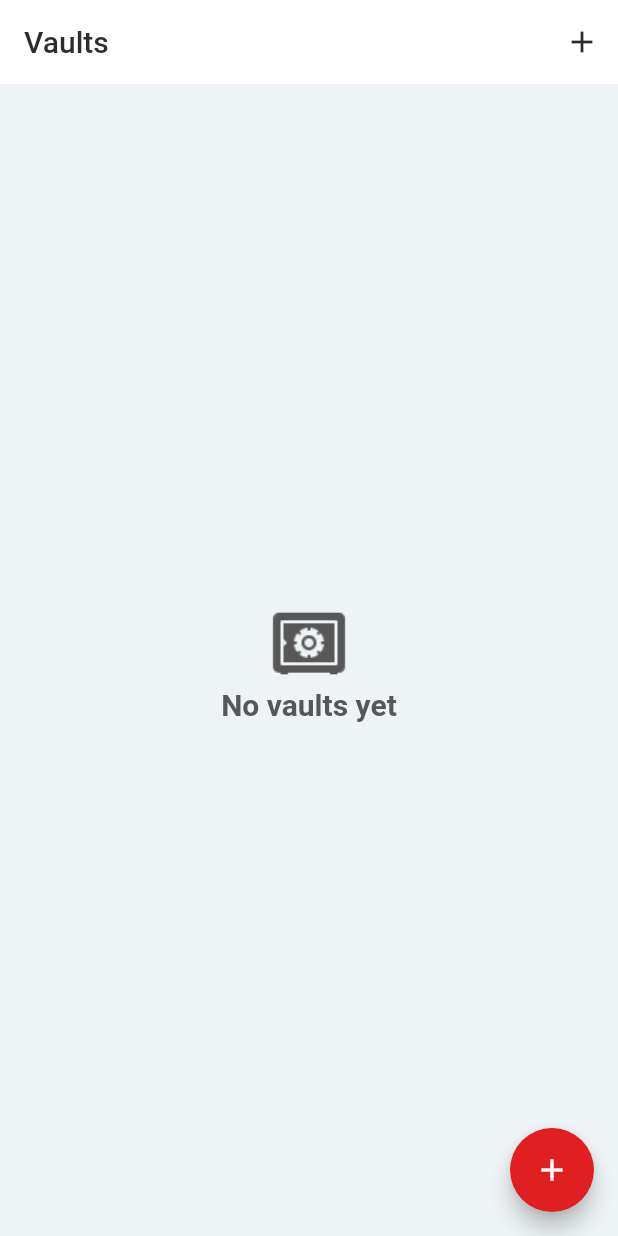
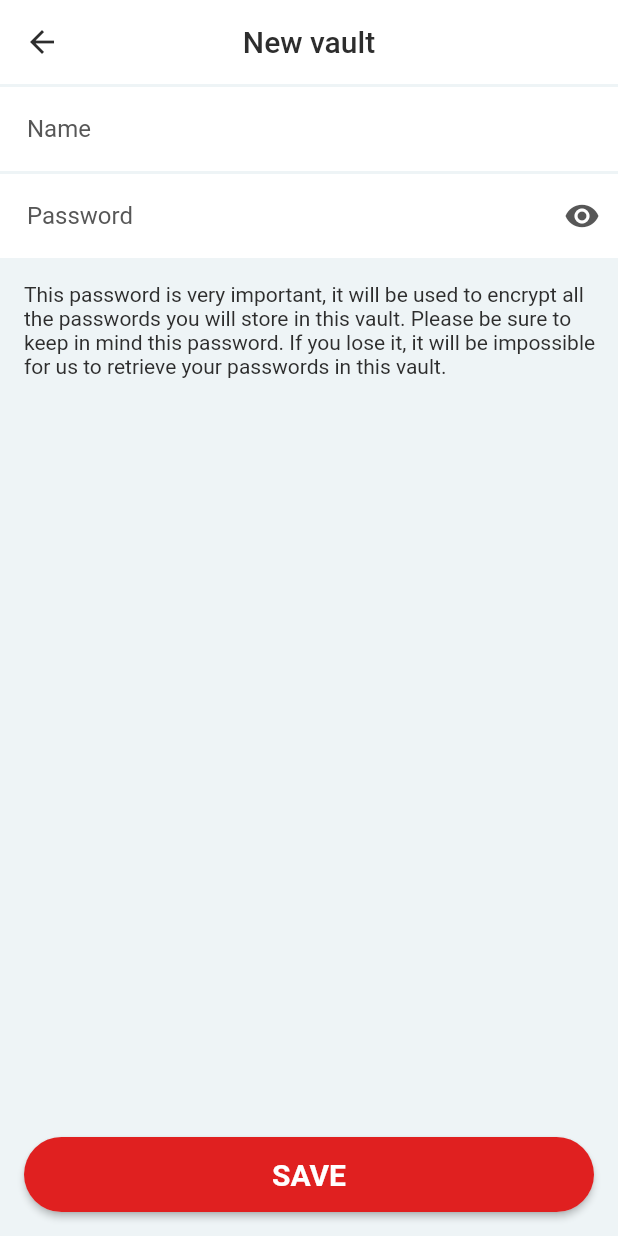
Before and after one commit to Appli-chic/chic_pass, a Flutter app: the screen it shows after launch, after a tap on the "add" icon, on a phone screen of 412 x 824 dp. Run offline on Flutter 3.47's test engine with Material 2 defaults, Android fonts, the phone set to English and light mode, and no system bars; our stand-ins replace flutter_secure_storage; missing offline and left inert: steel_crypt.

Commit message:
Create new vault screen.

```diff
--- a/assets/languages/localization_en.json
+++ b/assets/languages/localization_en.json
@@ -1,4 +1,9 @@
 {
   "vaults_title": "Vaults",
-  "empty_vaults": "No vaults yet"
+  "empty_vaults": "No vaults yet",
+  "new_vaults_title": "New vault",
+  "name": "Name",
+  "password": "Password",
+  "new_vaults_password_description": "This password is very important, it will be used to encrypt all the passwords you will store in this vault. Please be sure to keep in mind this password. If you lose it, it will be impossible for us to retrieve your passwords in this vault.",
+  "save": "SAVE"
 }
--- a/assets/languages/localization_fr.json
+++ b/assets/languages/localization_fr.json
@@ -1,4 +1,9 @@
 {
   "vaults_title": "Coffres",
-  "empty_vaults": "Aucun coffre éxistant"
+  "empty_vaults": "Aucun coffre éxistant",
+  "new_vaults_title": "Nouveau coffre",
+  "name": "Nom",
+  "password": "Mot de passe",
+  "new_vaults_password_description": "Ce mot de passe est très important, il sera utilisé pour encrypter les données de ce coffre. S'il vous plaît, gardez ce mot de passe à l'esprit. Si vous le perdez, il sera impossible pour nous de vous donner accès à vos mots de passe contenu dans ce coffre.",
+  "save": "SAVE"
 }
--- a/lib/main.dart
+++ b/lib/main.dart
@@ -1,4 +1,5 @@
 import 'package:chicpass/provider/theme_provider.dart';
+import 'package:chicpass/ui/screen/new_vault_screen.dart';
 import 'package:flutter/material.dart';
 import 'package:flutter_localizations/flutter_localizations.dart';
 import 'package:provider/provider.dart';
@@ -75,6 +76,7 @@ class _AppState extends State<App> {
         initialRoute: '/',
         routes: {
           '/': (context) => VaultScreen(),
+          '/new_vault': (context) => NewVaultScreen(),
         },
       ),
     );
--- /dev/null
+++ b/lib/ui/component/input.dart
@@ -0,0 +1,94 @@
+import 'package:chicpass/provider/theme_provider.dart';
+import 'package:flutter/material.dart';
+import 'package:provider/provider.dart';
+
+class Input extends StatefulWidget {
+  final bool obscureText;
+  final EdgeInsetsGeometry margin;
+  final String hint;
+  final IconData suffixIconData;
+  final TextEditingController textController;
+  final Function onSuffixIconClicked;
+  final TextInputAction textInputAction;
+  final TextInputType inputType;
+  final FocusNode focus;
+  final Function(String) onSubmitted;
+
+  Input({
+    this.margin,
+    this.focus,
+    @required this.hint,
+    this.obscureText = false,
+    this.suffixIconData,
+    this.textController,
+    this.onSuffixIconClicked,
+    this.textInputAction = TextInputAction.next,
+    this.inputType = TextInputType.text,
+    this.onSubmitted,
+  });
+
+  @override
+  _InputState createState() => _InputState();
+}
+
+class _InputState extends State<Input> {
+  ThemeProvider _themeProvider;
+
+  /// Displays a suffix icon in this text form unless there is no one
+  Widget _displaySuffixIcon() {
+    if (widget.suffixIconData != null) {
+      return Material(
+        color: _themeProvider.secondBackgroundColor,
+        child: IconButton(
+          icon: Icon(widget.suffixIconData, color: _themeProvider.secondTextColor),
+          onPressed: () {
+            widget.onSuffixIconClicked();
+          },
+        ),
+      );
+    } else {
+      return null;
+    }
+  }
+
+  @override
+  Widget build(BuildContext context) {
+    _themeProvider = Provider.of<ThemeProvider>(context, listen: true);
+
+    return Container(
+      height: 56,
+      margin: widget.margin,
+      color: _themeProvider.secondBackgroundColor,
+      child: Center(
+        child: TextField(
+          controller: widget.textController,
+          focusNode: widget.focus,
+          autocorrect: false,
+          obscureText: widget.obscureText,
+          keyboardType: widget.inputType,
+          textInputAction: widget.textInputAction,
+          onSubmitted: widget.onSubmitted,
+          style: TextStyle(
+            color: _themeProvider.textColor,
+          ),
+          decoration: InputDecoration(
+            hintText: widget.hint,
+            filled: true,
+            fillColor: _themeProvider.secondBackgroundColor,
+            hintStyle: TextStyle(
+              color: _themeProvider.secondTextColor,
+            ),
+            suffixIcon: _displaySuffixIcon(),
+            contentPadding: EdgeInsets.only(left: 18,top: 16, bottom: 16, right: 16),
+            border: InputBorder.none,
+            disabledBorder: InputBorder.none,
+            enabledBorder: InputBorder.none,
+            errorBorder: InputBorder.none,
+            focusedBorder: InputBorder.none,
+            focusedErrorBorder: InputBorder.none,
+          ),
+        ),
+      ),
+    );
+  }
+}
--- /dev/null
+++ b/lib/ui/component/rounded_button.dart
@@ -0,0 +1,43 @@
+import 'package:chicpass/provider/theme_provider.dart';
+import 'package:flutter/material.dart';
+import 'package:provider/provider.dart';
+
+class RoundedButton extends StatelessWidget {
+  final Function onClick;
+  final String text;
+
+  RoundedButton({
+    @required this.onClick,
+    @required this.text,
+  });
+
+  @override
+  Widget build(BuildContext context) {
+    ThemeProvider themeProvider = Provider.of<ThemeProvider>(context, listen: true);
+
+    return RaisedButton(
+      onPressed: onClick,
+      shape: RoundedRectangleBorder(borderRadius: BorderRadius.circular(80.0)),
+      padding: const EdgeInsets.all(0.0),
+      child: Ink(
+        decoration: BoxDecoration(
+          color: themeProvider.primaryColor,
+          borderRadius: BorderRadius.all(Radius.circular(80.0)),
+        ),
+        child: Container(
+          constraints: const BoxConstraints(minWidth: 88.0, minHeight: 50.0),
+          alignment: Alignment.center,
+          child: Text(
+            text,
+            textAlign: TextAlign.center,
+            style: TextStyle(
+              color: Colors.white,
+              fontSize: 20,
+              fontWeight: FontWeight.bold,
+            ),
+          ),
+        ),
+      ),
+    );
+  }
+}
--- /dev/null
+++ b/lib/ui/screen/new_vault_screen.dart
@@ -0,0 +1,111 @@
+import 'package:chicpass/localization/app_translations.dart';
+import 'package:chicpass/provider/theme_provider.dart';
+import 'package:chicpass/ui/component/input.dart';
+import 'package:chicpass/ui/component/rounded_button.dart';
+import 'package:flutter/material.dart';
+import 'package:provider/provider.dart';
+
+class NewVaultScreen extends StatefulWidget {
+  @override
+  _NewVaultScreenState createState() => _NewVaultScreenState();
+}
+
+class _NewVaultScreenState extends State<NewVaultScreen> {
+  ThemeProvider _themeProvider;
+  bool _isPasswordHidden = true;
+  TextEditingController _nameController = TextEditingController();
+  TextEditingController _passwordController = TextEditingController();
+  final _passwordFocus = FocusNode();
+
+  _onNameSubmitted(String text) {
+    FocusScope.of(context).requestFocus(_passwordFocus);
+  }
+
+  _save() {
+    if(_nameController.text.isNotEmpty && _passwordController.text.isNotEmpty) {
+      Navigator.pop(context);
+    } else {
+      // Error
+    }
+  }
+
+  @override
+  Widget build(BuildContext context) {
+    _themeProvider = Provider.of<ThemeProvider>(context, listen: true);
+
+    return Scaffold(
+      backgroundColor: _themeProvider.backgroundColor,
+      appBar: AppBar(
+        brightness: _themeProvider.getBrightness(),
+        centerTitle: true,
+        backgroundColor: _themeProvider.secondBackgroundColor,
+        elevation: 0,
+        title: Text(
+          AppTranslations.of(context).text("new_vaults_title"),
+          style: TextStyle(
+            color: _themeProvider.textColor,
+          ),
+        ),
+        leading: BackButton(
+          color: _themeProvider.textColor,
+        ),
+      ),
+      body: Column(
+        mainAxisAlignment: MainAxisAlignment.spaceBetween,
+        children: <Widget>[
+          Expanded(
+            child: Column(
+              crossAxisAlignment: CrossAxisAlignment.start,
+              children: <Widget>[
+                Input(
+                  textController: _nameController,
+                  margin: EdgeInsets.only(top: 2),
+                  hint: AppTranslations.of(context).text("name"),
+                  onSubmitted: _onNameSubmitted,
+                ),
+                Input(
+                  textController: _passwordController,
+                  focus: _passwordFocus,
+                  textInputAction: TextInputAction.done,
+                  margin: EdgeInsets.only(top: 2),
+                  hint: AppTranslations.of(context).text("password"),
+                  obscureText: _isPasswordHidden,
+                  suffixIconData: _isPasswordHidden
+                      ? Icons.visibility
+                      : Icons.visibility_off,
+                  onSuffixIconClicked: () {
+                    setState(() {
+                      _isPasswordHidden = !_isPasswordHidden;
+                    });
+                  },
+                ),
+                Flexible(
+                  child: Container(
+                    margin: EdgeInsets.only(top: 16, left: 16),
+                    child: Text(
+                      AppTranslations.of(context)
+                          .text("new_vaults_password_description"),
+                      maxLines: null,
+                      style: TextStyle(
+                        color: _themeProvider.textColor,
+                      ),
+                    ),
+                  ),
+                ),
+              ],
+            ),
+          ),
+          Container(
+            margin: EdgeInsets.only(left: 16, right: 16, bottom: 16),
+            child: RoundedButton(
+              text: AppTranslations.of(context).text("save"),
+              onClick: () {
+                _save();
+              },
+            ),
+          ),
+        ],
+      ),
+    );
+  }
+}
--- a/lib/ui/screen/vault_screen.dart
+++ b/lib/ui/screen/vault_screen.dart
@@ -54,6 +54,10 @@ class _VaultScreenState extends State<VaultScreen> {
     );
   }
 
+  _addNewVault() async {
+    await Navigator.pushNamed(context, '/new_vault');
+  }
+
   @override
   Widget build(BuildContext context) {
     _themeProvider = Provider.of<ThemeProvider>(context, listen: true);
@@ -65,6 +69,7 @@ class _VaultScreenState extends State<VaultScreen> {
         brightness: _themeProvider.getBrightness(),
         backgroundColor: _themeProvider.secondBackgroundColor,
         elevation: 0,
+        centerTitle: true,
         title: Text(
           AppTranslations.of(context).text("vaults_title"),
           style: TextStyle(
@@ -74,7 +79,7 @@ class _VaultScreenState extends State<VaultScreen> {
         actions: <Widget>[
           IconButton(
             icon: Icon(Icons.add, color: _themeProvider.textColor),
-            onPressed: () {},
+            onPressed: _addNewVault,
           ),
         ],
       ),
@@ -84,7 +89,7 @@ class _VaultScreenState extends State<VaultScreen> {
           Icons.add,
           color: Colors.white,
         ),
-        onPressed: () {},
+        onPressed: _addNewVault,
       ),
       body: _vaults.isEmpty ? _displaysEmptyVaults() : _displaysVaults(),
     );
```
